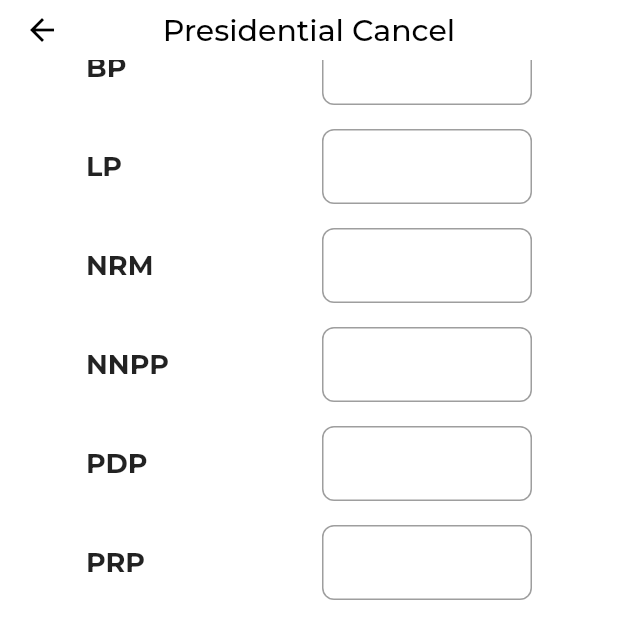
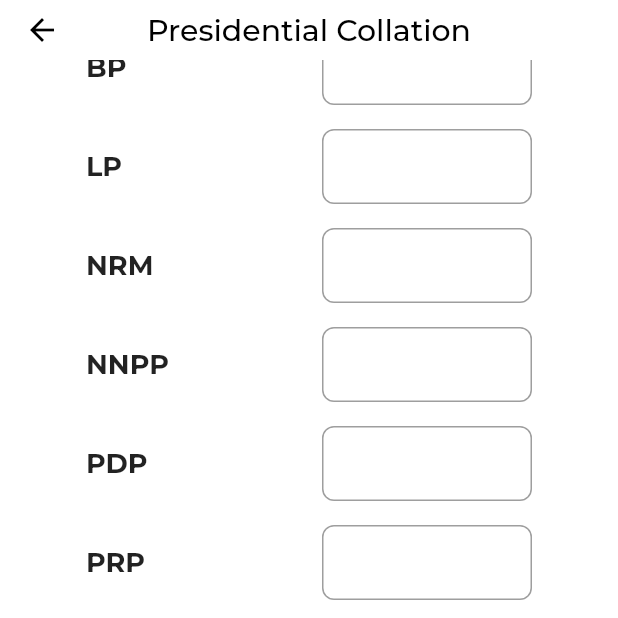
Before and after one commit to thaksharadhananjaya/electon_app, a Flutter app: the CollationParty screen opened directly with empty values, scrolled down 686 dp, after a tap on "Submit", on a phone screen of 412 x 824 dp, the top half of it. Run offline on Flutter 3.47's test engine with Material 2 defaults, Android fonts, the phone set to English and light mode, and no system bars; drawn by our look-alikes of another_flushbar; our stand-ins replace awesome_dialog, delayed_display, flutter_secure_storage, geolocator, google_fonts, image_picker and 4 more; missing offline and left inert: amplify_auth_cognito, amplify_flutter, amplify_storage_s3, awesome_bottom_navigation; accounts and stored records are empty; statements that could not run were skipped.

Commit message:
fixed duplicates & upload

```diff
--- a/lib/main.dart
+++ b/lib/main.dart
@@ -80,7 +80,7 @@ class MyApp extends StatelessWidget {
     SystemChrome.setPreferredOrientations(
         [DeviceOrientation.portraitUp, DeviceOrientation.portraitDown]);
     return MaterialApp(
-        title: 'Election',
+        title: 'NNPP 2023',
         debugShowCheckedModeBanner: false,
         theme: ThemeData(
           primarySwatch: buildMaterialColor(kPrimeryColor),
--- a/lib/screen/collation/collation.dart
+++ b/lib/screen/collation/collation.dart
@@ -25,13 +25,10 @@ class Collation extends StatelessWidget {
       appBar: AppBar(
         centerTitle: true,
           elevation: 0,
-          title: Text(mode
-              ? (type == 0
+          title: Text(type == 0
                   ? 'Presidential Collation'
-                  : (type == 1 ? 'Senate Collation' : 'Rep Collation'))
-              : (type == 0
-                  ? 'Presidential Cancel'
-                  : (type == 1 ? 'Senate Cancel' : 'Rep Cancel'))),
+                  : (type == 1 ? 'Senate Collation' : 'Rep Collation')
+              ),
           backgroundColor: Colors.transparent,
           foregroundColor: Colors.black,
           toolbarHeight: 40),
--- a/lib/screen/collation/collation_party.dart
+++ b/lib/screen/collation/collation_party.dart
@@ -10,8 +10,6 @@ import 'package:election_app/repo/repo.dart';
 import 'package:flutter/material.dart';
 import 'package:flutter_secure_storage/flutter_secure_storage.dart';
 import 'package:google_fonts/google_fonts.dart';
-
-import '../../components/customDailog.dart';
 
 class CollationParty extends StatefulWidget {
   final int registered, accredited, rejected, type;
@@ -74,10 +72,12 @@ class _CollationPartyState extends State<CollationParty> {
   @override
   void initState() {
     super.initState();
-    if (widget.type == 0) fillTextFeilds();
+    fillTextFeilds();
+
   }
 
-  void fillTextFeilds() {
+  void fillTextFeilds()
+  {
     textAController.text = widget.data['A'].toString();
     textAACController.text = widget.data['AAC'].toString();
     textADCController.text = widget.data['ADC'].toString();
@@ -104,13 +104,10 @@ class _CollationPartyState extends State<CollationParty> {
       backgroundColor: Colors.white,
       appBar: AppBar(
         centerTitle: true,
-          title: Text(widget.mode
-              ? (widget.type == 0
+          title: Text( widget.type == 0
                   ? 'Presidential Collation'
-                  : (widget.type == 1 ? 'Senate Collation' : 'Rep Collation'))
-              : (widget.type == 0
-                  ? 'Presidential Cancel'
-                  : (widget.type == 1 ? 'Senate Cancel' : 'Rep Cancel'))),
+                  : (widget.type == 1 ? 'Senate Collation' : 'Rep Collation')
+             ),
           elevation: 0,
           backgroundColor: Colors.transparent,
           foregroundColor: Colors.black,
@@ -255,7 +252,7 @@ class _CollationPartyState extends State<CollationParty> {
     String textAPM = textAPMController.text;
     String textBP = textBPController.text;
     String textLP = textLPController.text;
-    String textNRM = textNNPPController.text;
+    String textNRM = textNRMontroller.text;
     String textNNPP = textNNPPController.text;
     String textPDP = textPDPController.text;
     String textPRP = textPRPController.text;
--- a/lib/screen/tracking.dart
+++ b/lib/screen/tracking.dart
@@ -285,6 +285,7 @@ class _TrackingState extends State<Tracking> {
       setState(() {
         textEditingControllerRemark.clear();
         photo = null;
+        video=null;
       });
     } on StorageException catch (e) {
       Flushbar(
```
